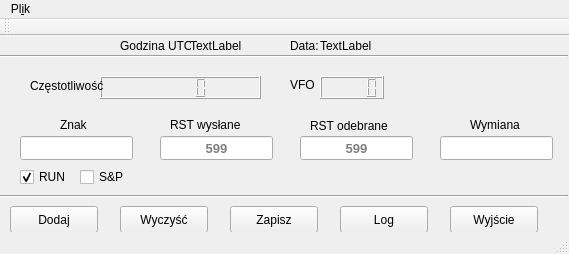
Qt form mainwindow.ui (darvark/CallLogger) before a commit.
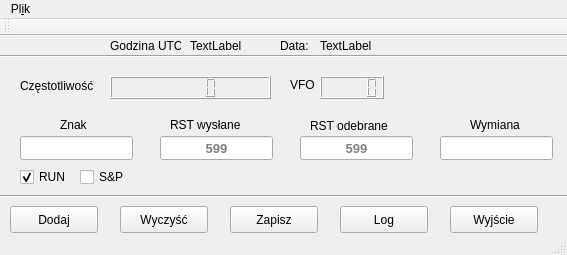
The same form after that commit.

```diff
--- a/mainwindow.ui
+++ b/mainwindow.ui
@@ -6,8 +6,8 @@
    <rect>
     <x>0</x>
     <y>0</y>
-    <width>569</width>
-    <height>254</height>
+    <width>567</width>
+    <height>255</height>
    </rect>
   </property>
   <property name="windowTitle">
@@ -172,7 +172,7 @@
    <widget class="QLCDNumber" name="frequency">
     <property name="geometry">
      <rect>
-      <x>100</x>
+      <x>110</x>
       <y>40</y>
       <width>161</width>
       <height>23</height>
@@ -182,7 +182,7 @@
    <widget class="QLabel" name="label">
     <property name="geometry">
      <rect>
-      <x>30</x>
+      <x>20</x>
       <y>40</y>
       <width>91</width>
       <height>20</height>
@@ -389,7 +389,7 @@
    <widget class="QLabel" name="label_7">
     <property name="geometry">
      <rect>
-      <x>120</x>
+      <x>110</x>
       <y>0</y>
       <width>71</width>
       <height>20</height>
@@ -402,7 +402,7 @@
    <widget class="QLabel" name="label_8">
     <property name="geometry">
      <rect>
-      <x>290</x>
+      <x>280</x>
       <y>0</y>
       <width>41</width>
       <height>20</height>
@@ -418,8 +418,8 @@
     <rect>
      <x>0</x>
      <y>0</y>
-     <width>569</width>
-     <height>21</height>
+     <width>567</width>
+     <height>25</height>
     </rect>
    </property>
    <widget class="QMenu" name="menuPlik">
```
Left out of the diff: 8 changed lines with no effect on the pictures.
